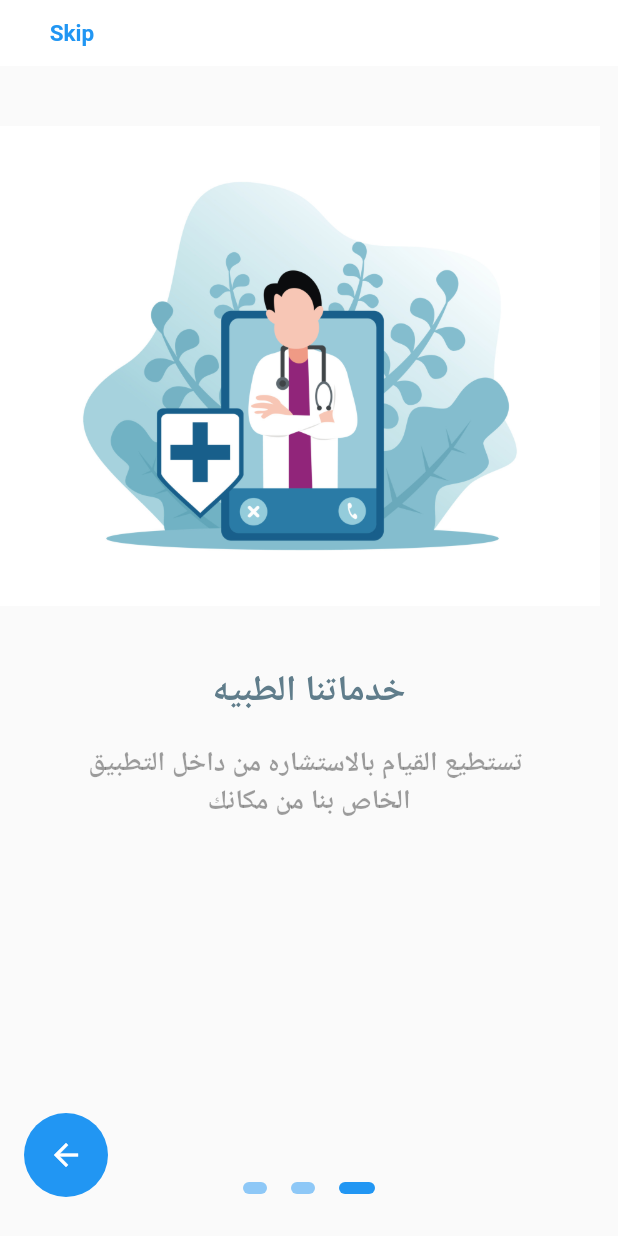
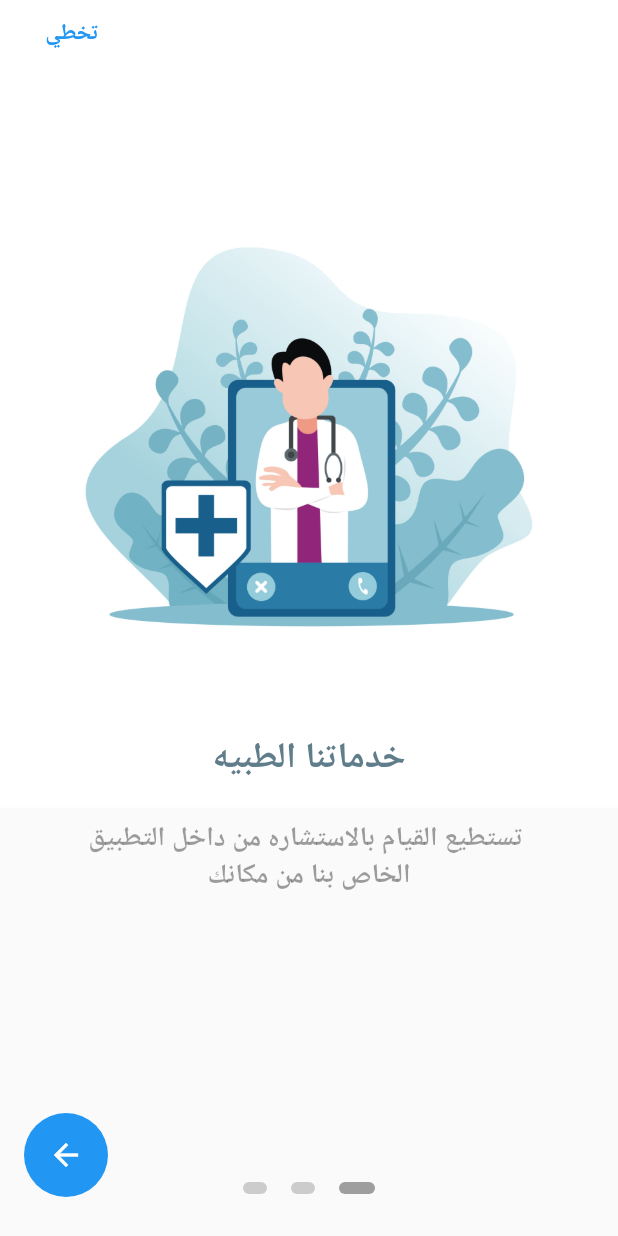
Before and after one commit to doniiamustafa/login_bear_animation, a Flutter app: the screen it shows after launch, on a phone screen of 412 x 824 dp. Run offline on Flutter 3.47's test engine with Material 2 defaults, Android fonts, the phone set to English and light mode, and no system bars; drawn by our look-alikes of flutter_onboarding_slider; our stand-ins replace country_code_picker, rive; missing offline and left inert: onboarding_screen.

Commit message:
replace any hard code number with media query

```diff
--- a/lib/using_stream_controllers/stream_controllers_login.dart
+++ b/lib/using_stream_controllers/stream_controllers_login.dart
@@ -22,7 +22,7 @@ class BearStreamControllers
 
   @override
   setEmail(String email) {
-    AnimationControllers.addHandsDownController();
+    // AnimationControllers.addHandsDownController();
     inputEmail.add(email);
     if (email.length < 10) {
       AnimationControllers.addLookDownRightController();
--- a/lib/using_stream_controllers/view/on_boarding_screen.dart
+++ b/lib/using_stream_controllers/view/on_boarding_screen.dart
@@ -14,15 +14,16 @@ class OnBoardingScreen extends StatelessWidget {
     return SafeArea(
       child: Scaffold(
         body: OnBoardingSlider(
+          controllerColor: Colors.grey[500],
           headerBackgroundColor: Colors.white,
-          finishButtonText: 'Login',
+          finishButtonText: 'الدخول',
           onFinish: () {
             Navigator.pushReplacement(
                 context,
                 MaterialPageRoute(
                     builder: (context) => const LoginScreen()));
           },
-          skipTextButton: Text("Skip"),
+          skipTextButton: const Text("تخطي"),
 
           skipFunctionOverride: () {
             Navigator.pushReplacement(
@@ -32,17 +33,20 @@ class OnBoardingScreen extends StatelessWidget {
           },
           // trailing: Text('Skip'),
           background: [
-            SizedBox(
-                height: 400,
-                width: 400,
+            Container(
+                color: Colors.white,
+                height: MediaQuery.of(context).size.height * 0.6,
+                width: MediaQuery.of(context).size.width * 1,
                 child: Image.asset('assets/boarding.jpg')),
-            SizedBox(
-                height: 400,
-                width: 350,
+            Container(
+                color: Colors.white,
+                height: MediaQuery.of(context).size.height * 0.6,
+                width: MediaQuery.of(context).size.width * 1,
                 child: Image.asset('assets/boarding2.png')),
-            SizedBox(
-              height: 400,
-              width: 350,
+            Container(
+              color: Colors.white,
+              height: MediaQuery.of(context).size.height * 0.6,
+              width: MediaQuery.of(context).size.width * 1,
               child: Image.asset(
                 'assets/boarding3.png',
               ),
@@ -52,15 +56,16 @@ class OnBoardingScreen extends StatelessWidget {
           speed: 1.8,
           pageBodies: [
             Container(
-              padding: EdgeInsets.symmetric(horizontal: 40),
+              padding: EdgeInsets.symmetric(
+                  horizontal: MediaQuery.of(context).size.width * 0.1),
               child: Column(
                 mainAxisAlignment: MainAxisAlignment.start,
                 crossAxisAlignment: CrossAxisAlignment.center,
-                children: const <Widget>[
+                children: <Widget>[
                   SizedBox(
-                    height: 400,
+                    height: MediaQuery.of(context).size.height * 0.54,
                   ),
-                  Text(
+                  const Text(
                     'خدماتنا الطبيه',
                     textAlign: TextAlign.center,
                     style: TextStyle(
@@ -70,9 +75,9 @@ class OnBoardingScreen extends StatelessWidget {
                     ),
                   ),
                   SizedBox(
-                    height: 20,
+                    height: MediaQuery.of(context).size.width * 0.06,
                   ),
-                  Text(
+                  const Text(
                     ' تستطيع القيام بالاستشاره من داخل التطبيق الخاص بنا من مكانك',
                     textAlign: TextAlign.center,
                     style: TextStyle(
@@ -85,15 +90,16 @@ class OnBoardingScreen extends StatelessWidget {
               ),
             ),
             Container(
-              padding: EdgeInsets.symmetric(horizontal: 40),
+              padding: EdgeInsets.symmetric(
+                  horizontal: MediaQuery.of(context).size.width * 0.08),
               child: Column(
                 mainAxisAlignment: MainAxisAlignment.start,
                 crossAxisAlignment: CrossAxisAlignment.center,
-                children: const <Widget>[
+                children: <Widget>[
                   SizedBox(
-                    height: 400,
+                    height: MediaQuery.of(context).size.height * 0.54,
                   ),
-                  Text(
+                  const Text(
                     'الكشف عن المرض',
                     textAlign: TextAlign.center,
                     style: TextStyle(
@@ -103,9 +109,9 @@ class OnBoardingScreen extends StatelessWidget {
                     ),
                   ),
                   SizedBox(
-                    height: 20,
+                    height: MediaQuery.of(context).size.width * 0.06,
                   ),
-                  Text(
+                  const Text(
                     'تستطيع الكشف عن المرض عن طريق الأستعلام عن الأعراض',
                     textAlign: TextAlign.center,
                     style: TextStyle(
@@ -118,15 +124,16 @@ class OnBoardingScreen extends StatelessWidget {
               ),
             ),
             Container(
-              padding: EdgeInsets.symmetric(horizontal: 40),
+              padding: EdgeInsets.symmetric(
+                  horizontal: MediaQuery.of(context).size.width * 0.15),
               child: Column(
                 mainAxisAlignment: MainAxisAlignment.start,
                 crossAxisAlignment: CrossAxisAlignment.center,
-                children: const <Widget>[
+                children: <Widget>[
                   SizedBox(
-                    height: 400,
+                    height: MediaQuery.of(context).size.height * 0.54,
                   ),
-                  Text(
+                  const Text(
                     'الثقه و الجوده',
                     textAlign: TextAlign.center,
                     style: TextStyle(
@@ -136,9 +143,9 @@ class OnBoardingScreen extends StatelessWidget {
                     ),
                   ),
                   SizedBox(
-                    height: 20,
+                    height: MediaQuery.of(context).size.width * 0.06,
                   ),
-                  Text(
+                  const Text(
                     'كل البيانات تكون مراجعه عن طريق أفضل الأطباء',
                     textAlign: TextAlign.center,
                     style: TextStyle(
```
Also changed, not shown: lib/login_screen.dart (+32 -14 lines), lib/using_stream_controllers/view/login_view_stream_controllers.dart (+27 -10 lines), lib/using_stream_controllers/view/register_view.dart (+13 -3 lines).
